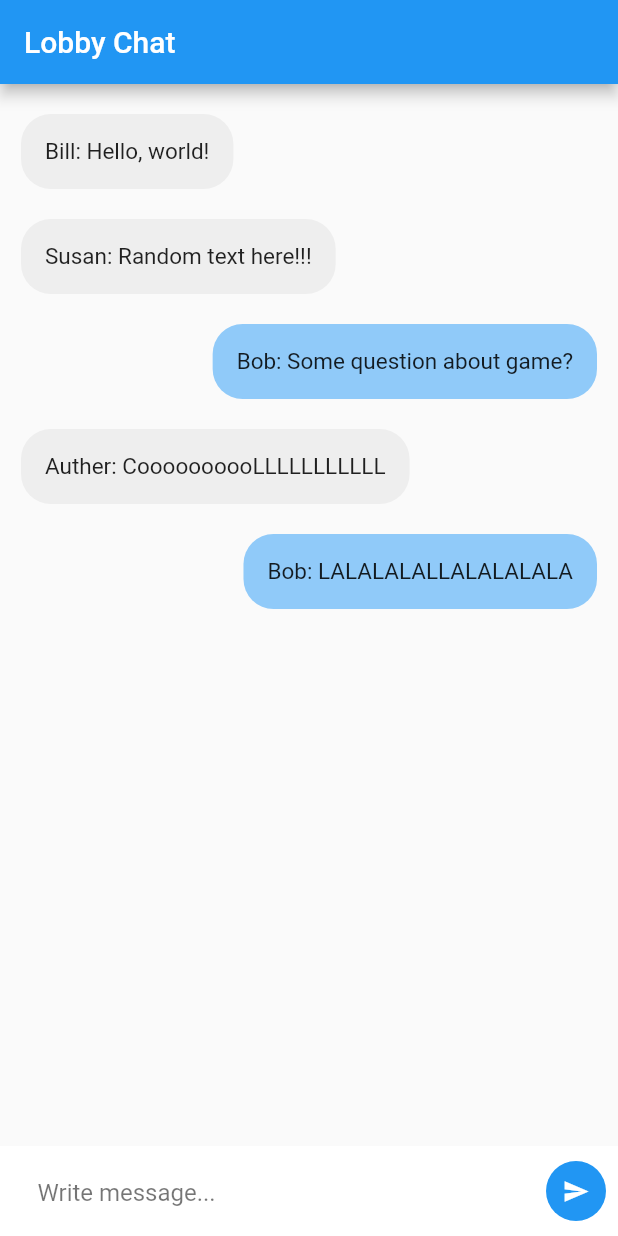
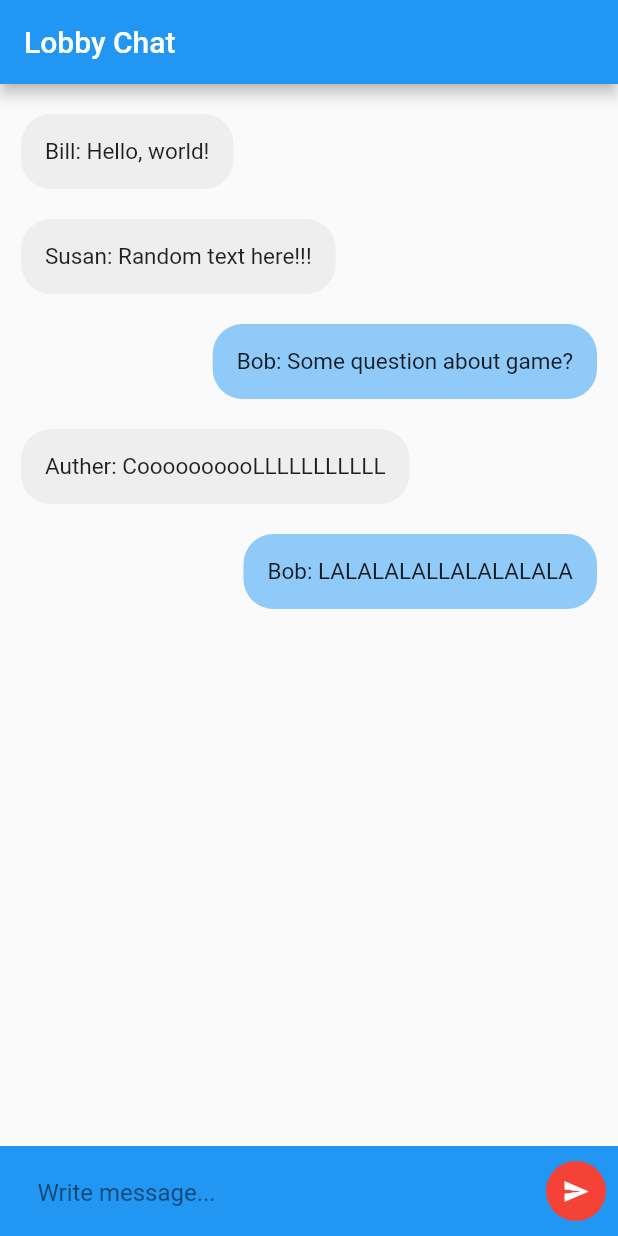
Before and after one commit to CPTR450-Diplomacy/frontend, a Flutter app: the screen it shows after launch, on a phone screen of 412 x 824 dp. Run offline on Flutter 3.47's test engine with Material 2 defaults, Android fonts, the phone set to English and light mode, and no system bars.

Commit message:
no message

```diff
--- a/lib/chatscreen.dart
+++ b/lib/chatscreen.dart
@@ -59,14 +59,16 @@ class _ChatScreenState extends State<ChatScreen> {
                     decoration: BoxDecoration(
                       borderRadius: BorderRadius.circular(20),
                       color: (messages[index].messageType == "receiver"
-                          ? Colors.grey.shade200
-                          : Colors.blue[200]),
+                          ? Colors
+                              .grey.shade200 //Message bubbles on the left side
+                          : Colors
+                              .blue[200]), // Message bubbles on the right side
                     ),
                     padding: const EdgeInsets.all(16),
                     child: Text(
                       messages[index].messageFrom +
                           messages[index].messageContent,
-                      style: const TextStyle(fontSize: 15),
+                      style: const TextStyle(fontSize: 15), //Text bubble text
                     ),
                   ),
                 ),
@@ -79,7 +81,7 @@ class _ChatScreenState extends State<ChatScreen> {
               padding: const EdgeInsets.only(left: 10, bottom: 10, top: 10),
               height: 60,
               width: double.infinity,
-              color: Colors.white,
+              color: Colors.blue, //Bar where text is entered
               child: Row(
                 children: <Widget>[
                   const SizedBox(
@@ -90,7 +92,8 @@ class _ChatScreenState extends State<ChatScreen> {
                       controller: textController,
                       decoration: const InputDecoration(
                           hintText: "Write message...",
-                          hintStyle: TextStyle(color: Colors.black54),
+                          hintStyle: TextStyle(
+                              color: Colors.black54), //'Write message...' text
                           border: InputBorder.none),
                     ),
                   ),
@@ -111,10 +114,10 @@ class _ChatScreenState extends State<ChatScreen> {
                     }, // Create message
                     child: const Icon(
                       Icons.send,
-                      color: Colors.white,
+                      color: Colors.white, //Paper plane icon on send message
                       size: 18,
                     ),
-                    backgroundColor: Colors.blue,
+                    backgroundColor: Colors.red, //Send message button
                     elevation: 0,
                   ),
                 ],
```
